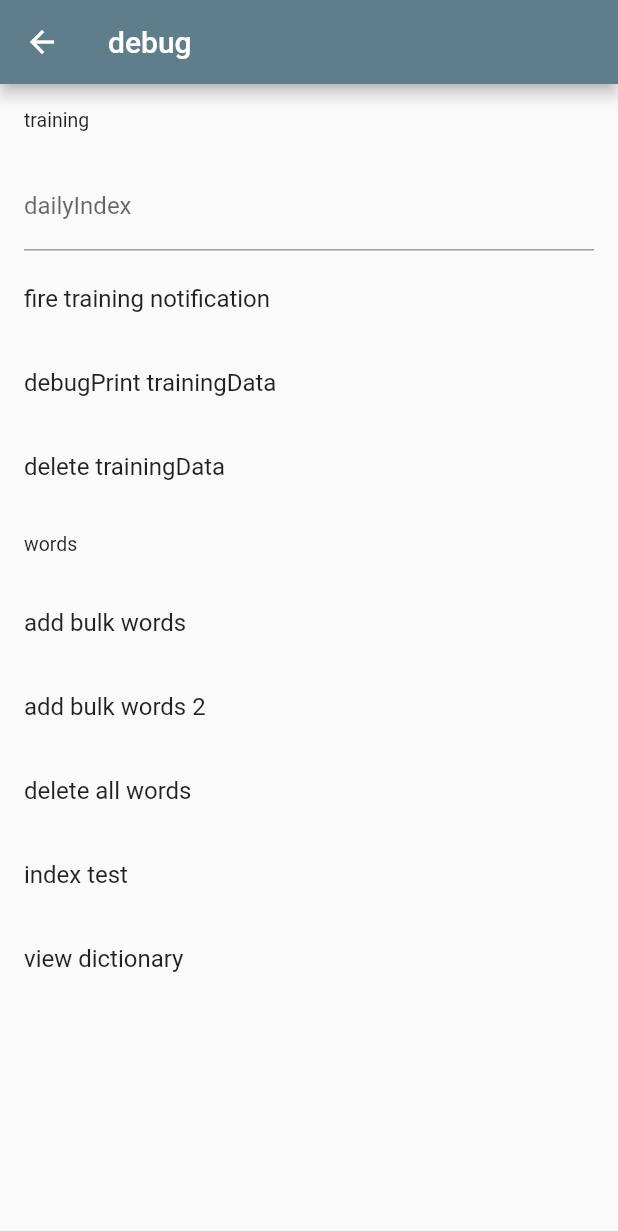
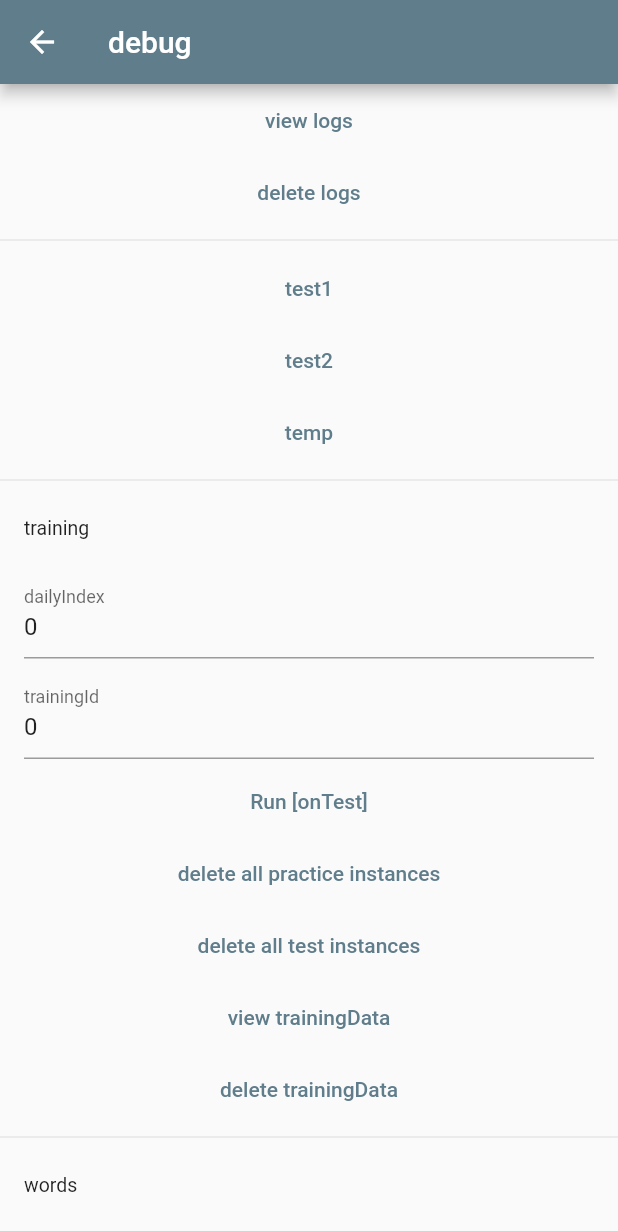
Before and after one commit to molehair/Annoyer2, a Flutter app: the DebugPage screen opened directly, on a phone screen of 412 x 824 dp. Shown: the top 1231 px of the screen. Run offline on Flutter 3.47's test engine with Material 2 defaults, Android fonts, the phone set to English and light mode, and no system bars; our stand-ins replace file_picker, firebase_core, firebase_messaging, flutter_local_notifications, flutter_typeahead, hive_flutter and 3 more; accounts and stored records are empty; generated files the repository leaves out were written again; statements that could not run were skipped; project files that could hold a hidden picture were left out.

Commit message:
Update debug_page.dart

```diff
--- a/lib/pages/debug_page.dart
+++ b/lib/pages/debug_page.dart
@@ -1,15 +1,31 @@
-import 'package:annoyer/database/dictionary.dart';
+import 'package:annoyer/browser.dart';
+import 'package:annoyer/database/local_settings.dart';
+import 'package:annoyer/database/log_item.dart';
+import 'package:annoyer/database/practice_instance.dart';
+import 'package:annoyer/database/test_instance.dart';
 import 'package:annoyer/database/training_data.dart';
 import 'package:annoyer/database/word.dart';
-import 'package:annoyer/training_system.dart';
-import 'package:awesome_notifications/awesome_notifications.dart';
+import 'package:annoyer/training.dart';
 import 'package:flutter/material.dart';
-import 'package:hive_flutter/hive_flutter.dart';
 
-class DebugPage extends StatelessWidget {
-  DebugPage({Key? key}) : super(key: key);
+class DebugPage extends StatefulWidget {
+  const DebugPage({Key? key}) : super(key: key);
 
+  @override
+  State<DebugPage> createState() => _DebugPageState();
+}
+
+class _DebugPageState extends State<DebugPage> {
   final TextEditingController _dailyIndexController = TextEditingController();
+  final TextEditingController _trainingIdController = TextEditingController();
+
+  @override
+  void initState() {
+    super.initState();
+
+    _dailyIndexController.text = '0';
+    _trainingIdController.text = '0';
+  }
 
   @override
   Widget build(BuildContext context) {
@@ -17,10 +33,53 @@ class DebugPage extends StatelessWidget {
       appBar: AppBar(title: const Text('debug')),
       body: ListView(
         children: <Widget>[
-          const ListTile(
-            title: Text('training'),
-            dense: true,
+          TextButton(
+            child: const Text('view logs'),
+            onPressed: () async {
+              List<LogItem> logs = await LogItem.getAll();
+              Navigator.of(context).push(
+                MaterialPageRoute(
+                    builder: (context) => Scaffold(
+                          body: ListView(
+                            children: logs
+                                .map((e) => ListTile(title: Text(e.log)))
+                                .toList(),
+                          ),
+                        )),
+              );
+            },
           ),
+          TextButton(
+            child: const Text('delete logs'),
+            onPressed: () async {
+              await LogItem.deleteAll();
+              debugPrint('deleted');
+            },
+          ),
+          const Divider(),
+          TextButton(
+            child: const Text('test1'),
+            onPressed: () async {
+              var insts = await PracticeInstance.getAll();
+              debugPrint(insts.length.toString());
+            },
+          ),
+          TextButton(
+            child: const Text('test2'),
+            onPressed: () async {},
+          ),
+          TextButton(
+            child: const Text('temp'),
+            onPressed: () async {
+              // send token to the server
+              var res = await Browser.get("/test1", queryParameters: {
+                "deviceId": await LocalSettings.getDeviceId(),
+                "dailyIndex": _dailyIndexController.text,
+              });
+            },
+          ),
+          const Divider(),
+          const ListTile(title: Text('training'), dense: true),
           ListTile(
             title: TextFormField(
               decoration: const InputDecoration(labelText: 'dailyIndex'),
@@ -28,41 +87,51 @@ class DebugPage extends StatelessWidget {
             ),
           ),
           ListTile(
-            title: const Text('fire training notification'),
-            onTap: () {
-              int dailyIndex = 0;
-              try {
-                dailyIndex = int.parse(_dailyIndexController.text);
-              } catch (e) {}
-
-              AwesomeNotifications().createNotification(
-                content: NotificationContent(
-                  id: 100000 + dailyIndex,
-                  channelKey: TrainingSystem.notificationChannel.channelKey!,
-                  title: 'debug training $dailyIndex',
-                  body: 'debug body',
-                  payload: {
-                    fieldDailyIndex: dailyIndex.toString(),
-                  },
-                ),
-              );
+            title: TextFormField(
+              decoration: const InputDecoration(labelText: 'trainingId'),
+              controller: _trainingIdController,
+            ),
+          ),
+          TextButton(
+            child: const Text('Run [onTest]'),
+            onPressed: () async {
+              int trainingId = int.parse(_trainingIdController.text);
+              Training.onTest({
+                'trainingId': trainingId,
+              });
             },
           ),
-          ListTile(
-            title: const Text('debugPrint trainingData'),
-            onTap: () async {
-              TrainingData? trainingData =
-                  await TrainingSystem.loadTrainingWords();
-
-              debugPrint('trainingData: $trainingData');
+          TextButton(
+            child: const Text('delete all practice instances'),
+            onPressed: () async {
+              await PracticeInstance.deleteAll();
+              debugPrint('Removed all practice instances.');
             },
           ),
-          ListTile(
-            title: const Text('delete trainingData'),
-            onTap: () {
-              TrainingSystem.removeTrainingWords();
+          TextButton(
+            child: const Text('delete all test instances'),
+            onPressed: () async {
+              await TestInstance.deleteAll();
+              debugPrint('Removed all test instances.');
             },
           ),
+          TextButton(
+            child: const Text('view trainingData'),
+            onPressed: () async {
+              int trainingId = int.parse(_trainingIdController.text);
+              TrainingData? trainingData = await TrainingData.get(trainingId);
+              debugPrint(trainingData.toString());
+            },
+          ),
+          TextButton(
+            child: const Text('delete trainingData'),
+            onPressed: () async {
+              int trainingId = int.parse(_trainingIdController.text);
+              TrainingData.delete(trainingId);
+              debugPrint('Deleted training data $trainingId');
+            },
+          ),
+          const Divider(),
           const ListTile(
             title: Text('words'),
             dense: true,
@@ -70,7 +139,6 @@ class DebugPage extends StatelessWidget {
           ListTile(
             title: const Text('add bulk words'),
             onTap: () async {
-              Box<Word> box = await Hive.openBox<Word>(Dictionary.boxName);
               List<Word> words = [
                 Word(
                   name: 'brainwash into',
@@ -119,50 +187,16 @@ class DebugPage extends StatelessWidget {
                 ),
               ];
 
-              await box.addAll(words);
+              await Word.addAll(words);
+
+              debugPrint('Added bulk words');
             },
           ),
           ListTile(
-            title: const Text('add bulk words 2'),
+            title: const Text('drop all words'),
             onTap: () async {
-              Box<Word> box = await Hive.openBox<Word>(Dictionary.boxName);
-              List<Word> words = [];
-              for (int i = 0; i < 17; i++) {
-                Word word = Word(name: 'word$i', def: 'def$i', ex: 'ex$i');
-                if (i % 2 == 0) {
-                  word.mnemonic = 'mnemonic$i';
-                }
-                words.add(word);
-              }
-              await box.addAll(words);
-            },
-          ),
-          ListTile(
-            title: const Text('delete all words'),
-            onTap: () async {
-              Box<Word> box = await Hive.openBox<Word>(Dictionary.boxName);
-              await box.deleteAll(box.keys);
-            },
-          ),
-          ListTile(
-            title: const Text('index test'),
-            onTap: () async {
-              Box<Word> box = await Hive.openBox<Word>(Dictionary.boxName);
-              Set<int> result = Dictionary.defIndex.search('def');
-              for (int key in result) {
-                Word? word = box.get(key);
-                debugPrint('$key: ${word!.def}');
-              }
-            },
-          ),
-          ListTile(
-            title: const Text('view dictionary'),
-            onTap: () async {
-              Box<Word> box = await Hive.openBox<Word>(Dictionary.boxName);
-              for (dynamic key in box.keys) {
-                Word word = box.get(key)!;
-                debugPrint('key($key): $word');
-              }
+              await Word.deleteAll();
+              debugPrint('deleted all words');
             },
           ),
         ],
```
